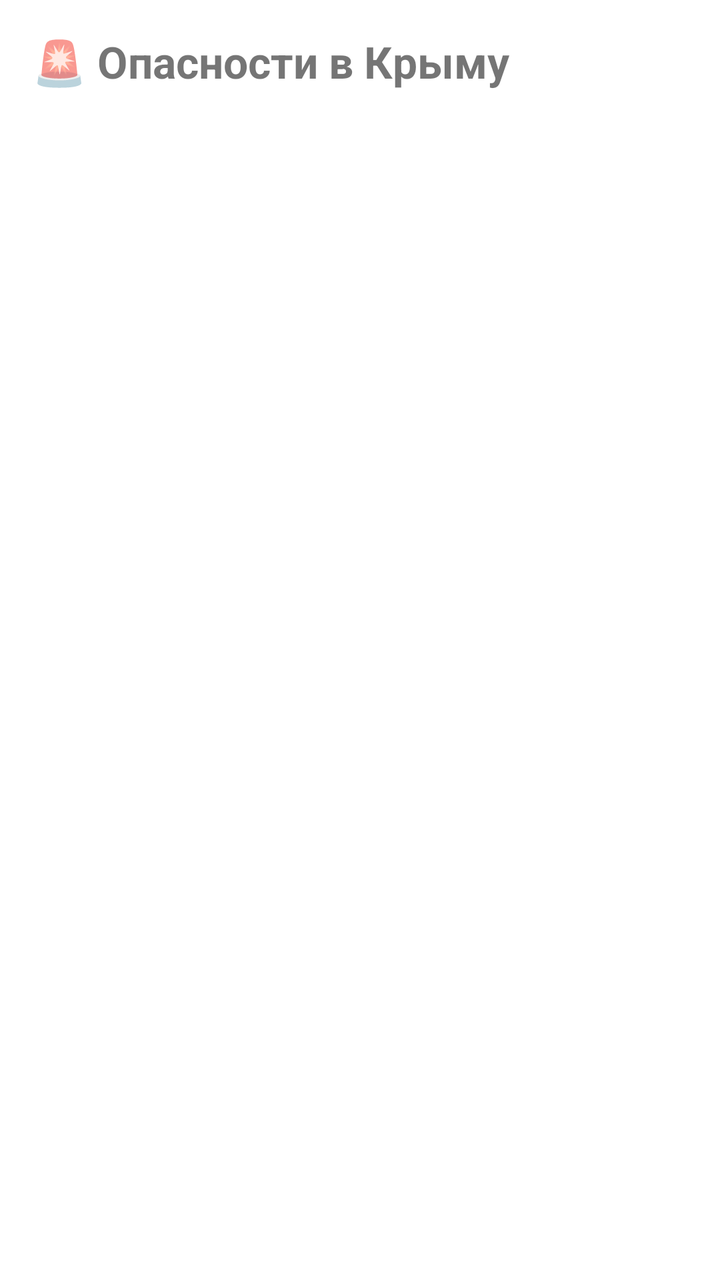
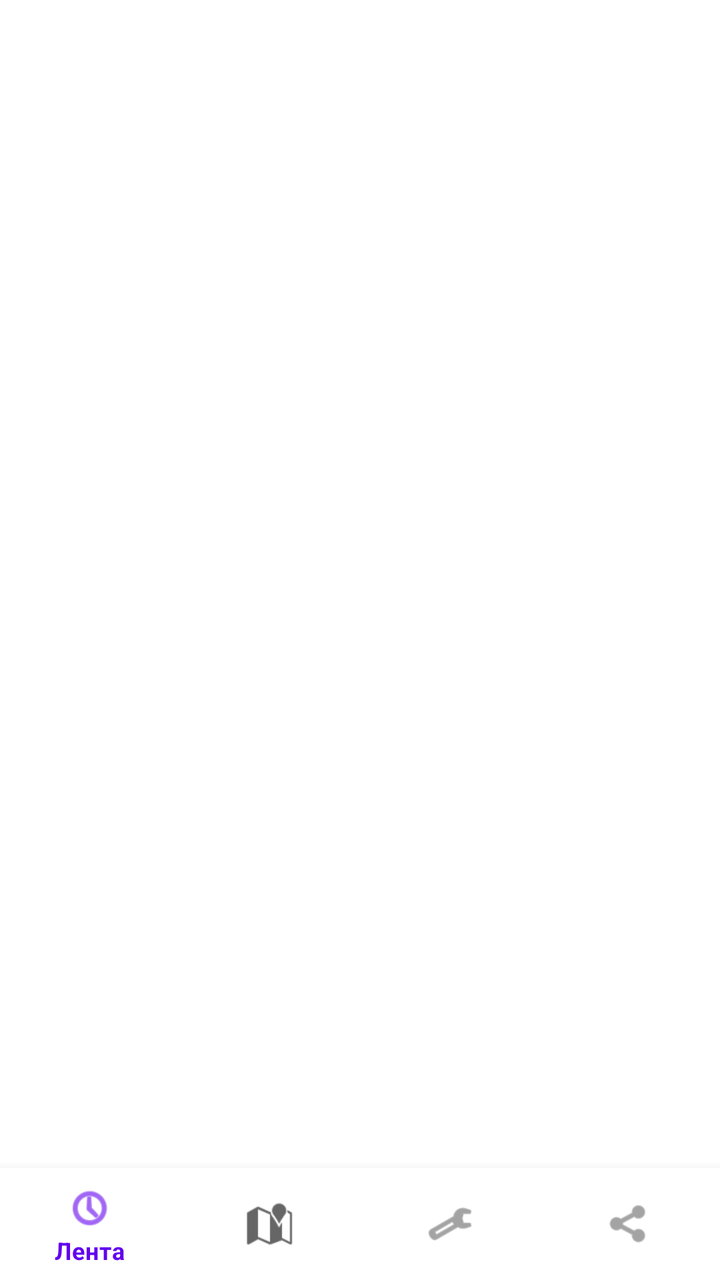

Screens rendered from an Android XML layout before and after an edit, with the pre-edit source and the edit as a unified diff.
<!-- AndroidManifest.xml: application theme Theme.CrimeaAlarm -->
<!-- res/layout/activity_main.xml -->
<?xml version="1.0" encoding="utf-8"?>
<LinearLayout xmlns:android="http://schemas.android.com/apk/res/android"
    android:layout_width="match_parent"
    android:layout_height="match_parent"
    android:orientation="vertical"
    android:padding="16dp">

    <TextView
        android:id="@+id/titleText"
        android:layout_width="wrap_content"
        android:layout_height="wrap_content"
        android:text="🚨 Опасности в Крыму"
        android:textSize="22sp"
        android:textStyle="bold"
        android:paddingBottom="16dp" />

    <androidx.recyclerview.widget.RecyclerView
        android:id="@+id/alertsList"
        android:layout_width="match_parent"
        android:layout_height="0dp"
        android:layout_weight="1" />

</LinearLayout>
<!-- resources referenced by this layout -->
<resources>
  <style name="Theme.CrimeaAlarm" parent="Theme.MaterialComponents.DayNight.NoActionBar" />
</resources>

<!-- the commit's change to res/layout/activity_main.xml (unified diff, before → after) -->
@@ -1,23 +1,25 @@
 <?xml version="1.0" encoding="utf-8"?>
-<LinearLayout xmlns:android="http://schemas.android.com/apk/res/android"
+<androidx.constraintlayout.widget.ConstraintLayout xmlns:android="http://schemas.android.com/apk/res/android"
+    xmlns:app="http://schemas.android.com/apk/res-auto"
     android:layout_width="match_parent"
-    android:layout_height="match_parent"
-    android:orientation="vertical"
-    android:padding="16dp">
+    android:layout_height="match_parent">
 
-    <TextView
-        android:id="@+id/titleText"
-        android:layout_width="wrap_content"
+    <FrameLayout
+        android:id="@+id/fragmentContainer"
+        android:layout_width="0dp"
+        android:layout_height="0dp"
+        app:layout_constraintTop_toTopOf="parent"
+        app:layout_constraintBottom_toTopOf="@id/bottomNav"
+        app:layout_constraintStart_toStartOf="parent"
+        app:layout_constraintEnd_toEndOf="parent" />
+
+    <com.google.android.material.bottomnavigation.BottomNavigationView
+        android:id="@+id/bottomNav"
+        android:layout_width="0dp"
         android:layout_height="wrap_content"
-        android:text="🚨 Опасности в Крыму"
-        android:textSize="22sp"
-        android:textStyle="bold"
-        android:paddingBottom="16dp" />
+        app:menu="@menu/bottom_nav_menu"
+        app:layout_constraintBottom_toBottomOf="parent"
+        app:layout_constraintStart_toStartOf="parent"
+        app:layout_constraintEnd_toEndOf="parent" />
 
-    <androidx.recyclerview.widget.RecyclerView
-        android:id="@+id/alertsList"
-        android:layout_width="match_parent"
-        android:layout_height="0dp"
-        android:layout_weight="1" />
-
-</LinearLayout>
+</androidx.constraintlayout.widget.ConstraintLayout>
